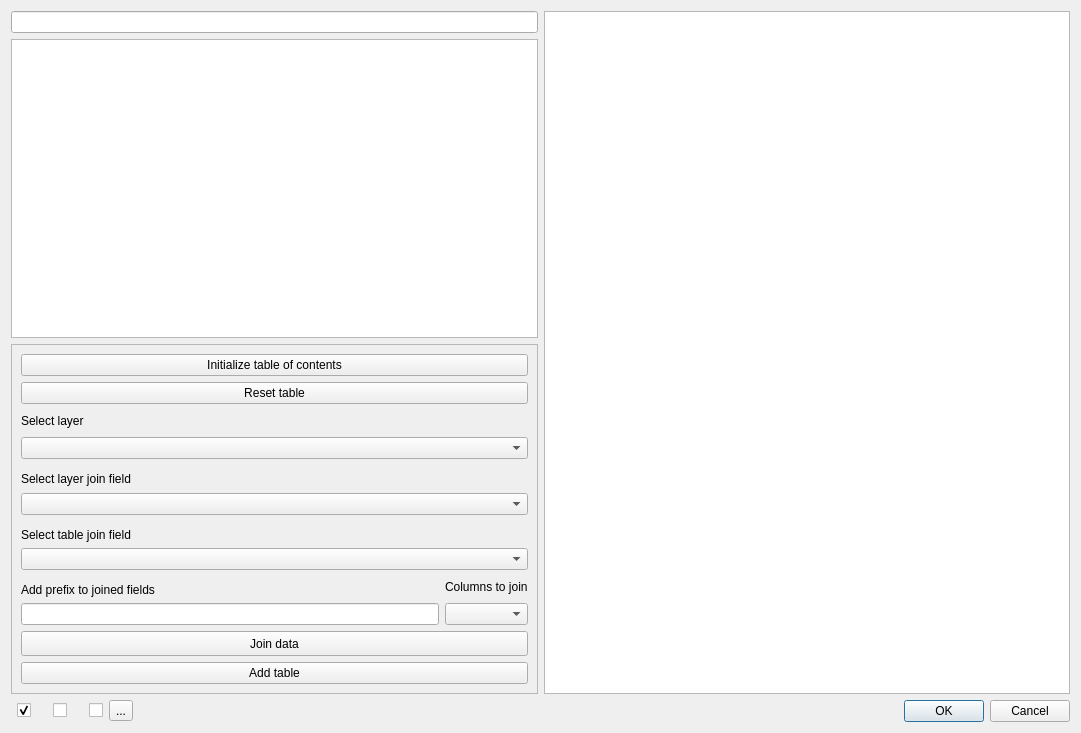
Before: the Qt Designer form ui/eurostat_downloader_dialog.ui in alecsandrei/eurostat_downloader, drawn with Qt 5.
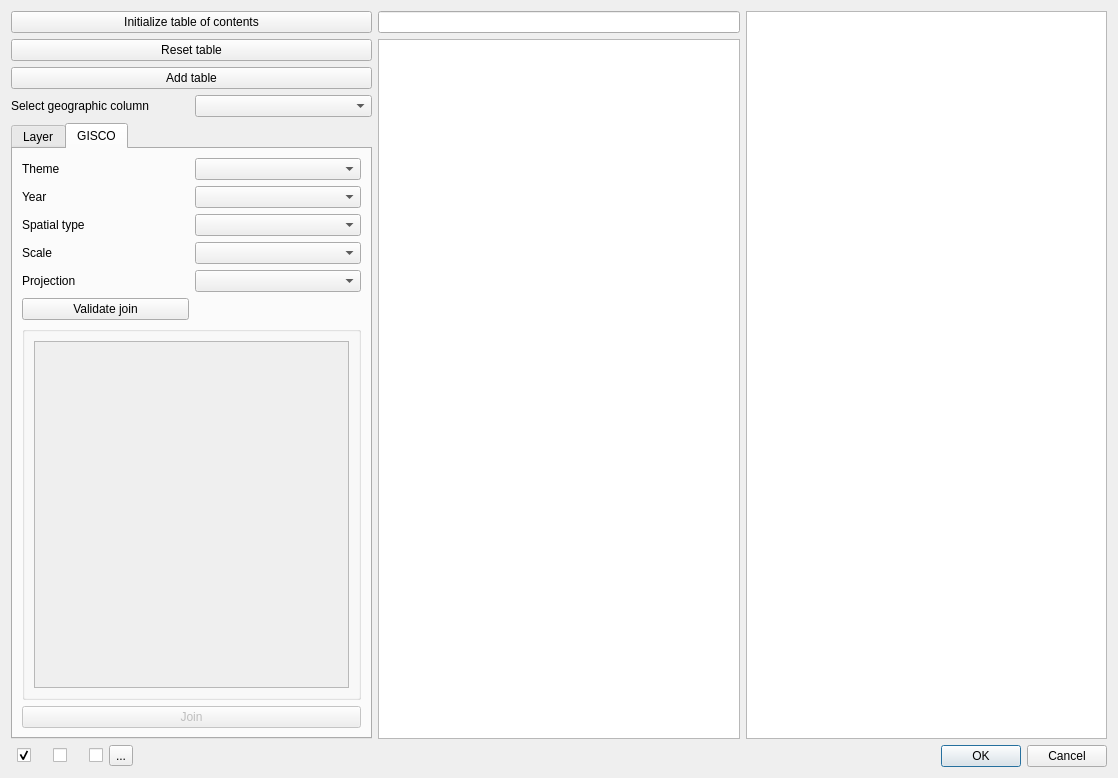
After: the same form once the commit is applied. The open tabs and pages were chosen to show the change. Icons and pictures are not drawn. Custom widgets are drawn as their Qt base class.

Commit message: add gisco data

The edit to the form file:
```diff
--- a/ui/eurostat_downloader_dialog.ui
+++ b/ui/eurostat_downloader_dialog.ui
@@ -1,54 +1,23 @@
 <?xml version="1.0" encoding="UTF-8"?>
 <ui version="4.0">
- <class>EurostatDialogBase</class>
- <widget class="QDialog" name="EurostatDialogBase">
+ <class>EurostatDownloaderDialog</class>
+ <widget class="QDialog" name="EurostatDownloaderDialog">
   <property name="geometry">
    <rect>
     <x>0</x>
     <y>0</y>
-    <width>1081</width>
-    <height>733</height>
+    <width>1118</width>
+    <height>778</height>
    </rect>
   </property>
   <property name="windowTitle">
    <string>Eurostat data downloader</string>
   </property>
-  <layout class="QGridLayout" name="gridLayout">
-   <item row="0" column="0" colspan="4">
-    <layout class="QHBoxLayout" name="horizontalLayout_2">
-     <item>
-      <layout class="QVBoxLayout" name="verticalLayout">
+  <layout class="QVBoxLayout" name="verticalLayout_6">
        <item>
         <layout class="QHBoxLayout" name="horizontalLayout">
          <item>
-          <widget class="QLineEdit" name="lineSearch"/>
-         </item>
-        </layout>
-       </item>
-       <item>
-        <widget class="QListWidget" name="listDatabase"/>
-       </item>
-       <item>
-        <widget class="QFrame" name="frameMainWindowJoinData">
-         <property name="minimumSize">
-          <size>
-           <width>330</width>
-           <height>350</height>
-          </size>
-         </property>
-         <property name="maximumSize">
-          <size>
-           <width>16777215</width>
-           <height>350</height>
-          </size>
-         </property>
-         <property name="frameShape">
-          <enum>QFrame::StyledPanel</enum>
-         </property>
-         <property name="frameShadow">
-          <enum>QFrame::Raised</enum>
-         </property>
-         <layout class="QVBoxLayout" name="verticalLayout_7">
+      <layout class="QVBoxLayout" name="verticalLayout_5">
           <item>
            <widget class="QPushButton" name="pushButtonInitializeTOC">
             <property name="text">
@@ -64,8 +33,39 @@
            </widget>
           </item>
           <item>
+        <widget class="QPushButton" name="buttonAdd">
+         <property name="text">
+          <string>Add table</string>
+         </property>
+        </widget>
+       </item>
+       <item>
+        <layout class="QHBoxLayout" name="horizontalLayout_14">
+         <item>
+          <widget class="QLabel" name="label_3">
+           <property name="text">
+            <string>Select geographic column</string>
+           </property>
+          </widget>
+         </item>
+         <item>
+          <widget class="QComboBox" name="comboTableJoinField"/>
+         </item>
+        </layout>
+       </item>
+       <item>
+        <widget class="QTabWidget" name="tabWidget">
+         <property name="currentIndex">
+          <number>0</number>
+         </property>
+         <widget class="QWidget" name="tab_2">
+          <attribute name="title">
+           <string>Layer</string>
+          </attribute>
            <layout class="QVBoxLayout" name="verticalLayout_3">
             <item>
+            <layout class="QHBoxLayout" name="horizontalLayout_16">
+             <item>
              <widget class="QLabel" name="label">
               <property name="text">
                <string>Select layer</string>
@@ -85,10 +85,7 @@
            </layout>
           </item>
           <item>
-           <layout class="QVBoxLayout" name="verticalLayout_5">
-            <property name="spacing">
-             <number>0</number>
-            </property>
+            <layout class="QHBoxLayout" name="horizontalLayout_15">
             <item>
              <widget class="QLabel" name="label_2">
               <property name="text">
@@ -101,23 +98,6 @@
             </item>
            </layout>
           </item>
-          <item>
-           <layout class="QVBoxLayout" name="verticalLayout_6">
-            <property name="spacing">
-             <number>0</number>
-            </property>
-            <item>
-             <widget class="QLabel" name="label_3">
-              <property name="text">
-               <string>Select table join field</string>
-              </property>
-             </widget>
-            </item>
-            <item>
-             <widget class="QComboBox" name="comboTableJoinField"/>
-            </item>
-           </layout>
-          </item>
           <item>
            <layout class="QHBoxLayout" name="horizontalLayout_3">
             <item>
@@ -154,6 +134,8 @@
            </layout>
           </item>
           <item>
+            <layout class="QHBoxLayout" name="horizontalLayout_17">
+             <item>
            <widget class="QPushButton" name="buttonJoin">
             <property name="minimumSize">
              <size>
@@ -166,14 +148,184 @@
             </property>
            </widget>
           </item>
+            </layout>
+           </item>
           <item>
-           <widget class="QPushButton" name="buttonAdd">
+            <spacer name="verticalSpacer_2">
+             <property name="orientation">
+              <enum>Qt::Vertical</enum>
+             </property>
+             <property name="sizeHint" stdset="0">
+              <size>
+               <width>20</width>
+               <height>128</height>
+              </size>
+             </property>
+            </spacer>
+           </item>
+          </layout>
+         </widget>
+         <widget class="QWidget" name="tab">
+          <attribute name="title">
+           <string>GISCO</string>
+          </attribute>
+          <layout class="QVBoxLayout" name="verticalLayout_8">
+           <item>
+            <layout class="QVBoxLayout" name="verticalLayout_4">
+             <item>
+              <layout class="QHBoxLayout" name="horizontalLayout_8">
+               <item>
+                <widget class="QLabel" name="label_12">
             <property name="text">
-             <string>Add table</string>
+                  <string>Theme</string>
             </property>
            </widget>
           </item>
-         </layout>
+               <item>
+                <widget class="QComboBox" name="comboBoxGISCOTheme"/>
+               </item>
+              </layout>
+             </item>
+             <item>
+              <layout class="QHBoxLayout" name="horizontalLayout_9">
+               <item>
+                <widget class="QLabel" name="label_8">
+                 <property name="text">
+                  <string>Year</string>
+                 </property>
+                </widget>
+               </item>
+               <item>
+                <widget class="QComboBox" name="comboBoxGISCOYear"/>
+               </item>
+              </layout>
+             </item>
+             <item>
+              <layout class="QHBoxLayout" name="horizontalLayout_10">
+               <item>
+                <widget class="QLabel" name="label_9">
+                 <property name="text">
+                  <string>Spatial type</string>
+                 </property>
+                </widget>
+               </item>
+               <item>
+                <widget class="QComboBox" name="comboBoxGISCOSpatialType"/>
+               </item>
+              </layout>
+             </item>
+             <item>
+              <layout class="QHBoxLayout" name="horizontalLayout_11">
+               <item>
+                <widget class="QLabel" name="label_10">
+                 <property name="text">
+                  <string>Scale</string>
+                 </property>
+                </widget>
+               </item>
+               <item>
+                <widget class="QComboBox" name="comboBoxGISCOScale"/>
+               </item>
+              </layout>
+             </item>
+             <item>
+              <layout class="QHBoxLayout" name="horizontalLayout_12">
+               <item>
+                <widget class="QLabel" name="label_11">
+                 <property name="text">
+                  <string>Projection</string>
+                 </property>
+                </widget>
+               </item>
+               <item>
+                <widget class="QComboBox" name="comboBoxGISCOProjection"/>
+               </item>
+              </layout>
+             </item>
+            </layout>
+           </item>
+           <item>
+            <layout class="QHBoxLayout" name="horizontalLayout_13">
+             <item>
+              <widget class="QPushButton" name="pushButtonValidateJoin">
+               <property name="text">
+                <string>Validate join</string>
+               </property>
+              </widget>
+             </item>
+             <item>
+              <widget class="QLabel" name="labelValidateJoin">
+               <property name="text">
+                <string/>
+               </property>
+              </widget>
+             </item>
+            </layout>
+           </item>
+           <item>
+            <widget class="QgsCollapsibleGroupBox" name="mGroupBoxCompletedDownloads">
+             <property name="collapsed">
+              <bool>false</bool>
+             </property>
+             <layout class="QGridLayout" name="gridLayout_2">
+              <item row="0" column="0">
+               <widget class="QScrollArea" name="scrollArea">
+                <property name="widgetResizable">
+                 <bool>true</bool>
+                </property>
+                <widget class="QWidget" name="scrollAreaWidgetContents">
+                 <property name="geometry">
+                  <rect>
+                   <x>0</x>
+                   <y>0</y>
+                   <width>312</width>
+                   <height>288</height>
+                  </rect>
+                 </property>
+                 <layout class="QGridLayout" name="gridLayout_3">
+                  <item row="0" column="0">
+                   <widget class="QLabel" name="labelCompletedDownloads">
+                    <property name="text">
+                     <string/>
+                    </property>
+                   </widget>
+                  </item>
+                 </layout>
+                </widget>
+               </widget>
+              </item>
+             </layout>
+            </widget>
+           </item>
+           <item>
+            <widget class="QPushButton" name="pushButtonGISCOJoin">
+             <property name="enabled">
+              <bool>false</bool>
+             </property>
+             <property name="text">
+              <string>Join</string>
+             </property>
+            </widget>
+           </item>
+          </layout>
+         </widget>
+        </widget>
+       </item>
+      </layout>
+     </item>
+     <item>
+      <layout class="QVBoxLayout" name="verticalLayout">
+       <item>
+        <widget class="QLineEdit" name="lineSearch"/>
+       </item>
+       <item>
+        <widget class="QListWidget" name="listDatabase">
+         <property name="minimumSize">
+          <size>
+           <width>0</width>
+           <height>300</height>
+          </size>
+         </property>
         </widget>
        </item>
       </layout>
@@ -187,7 +339,9 @@
      </item>
     </layout>
    </item>
-   <item row="1" column="0">
+   <item>
+    <layout class="QHBoxLayout" name="horizontalLayout_2">
+     <item>
     <layout class="QHBoxLayout" name="horizontalLayout_7">
      <item>
       <layout class="QHBoxLayout" name="horizontalLayout_4">
@@ -280,7 +434,7 @@
      </item>
     </layout>
    </item>
-   <item row="1" column="1">
+     <item>
     <widget class="QToolButton" name="toolButtonSettings">
      <property name="text">
       <string>...</string>
@@ -291,7 +445,14 @@
      </property>
     </widget>
    </item>
-   <item row="1" column="3">
+     <item>
+      <widget class="QLabel" name="labelAgencyStatus">
+       <property name="text">
+        <string>&lt;html&gt;&lt;head/&gt;&lt;body&gt;&lt;p&gt;&lt;img src=&quot;:/plugins/eurostat_downloader/assets/signal.png&quot;/&gt;&lt;/p&gt;&lt;/body&gt;&lt;/html&gt;</string>
+       </property>
+      </widget>
+     </item>
+     <item>
     <widget class="QDialogButtonBox" name="button_box">
      <property name="orientation">
       <enum>Qt::Horizontal</enum>
@@ -301,16 +462,17 @@
      </property>
     </widget>
    </item>
-   <item row="1" column="2">
-    <widget class="QLabel" name="labelAgencyStatus">
-     <property name="text">
-      <string>&lt;html&gt;&lt;head/&gt;&lt;body&gt;&lt;p&gt;&lt;img src=&quot;:/plugins/eurostat_downloader/assets/signal.png&quot;/&gt;&lt;/p&gt;&lt;/body&gt;&lt;/html&gt;</string>
-     </property>
-    </widget>
+    </layout>
    </item>
   </layout>
  </widget>
  <customwidgets>
+  <customwidget>
+   <class>QgsCollapsibleGroupBox</class>
+   <extends>QGroupBox</extends>
+   <header>qgscollapsiblegroupbox.h</header>
+   <container>1</container>
+  </customwidget>
   <customwidget>
    <class>QgsFieldComboBox</class>
    <extends>QComboBox</extends>
```
Left out of the diff: 4 changed lines with no effect on the pictures. Lines whose indentation alone changed are shown as unchanged. The commit also changes 18 other files.
